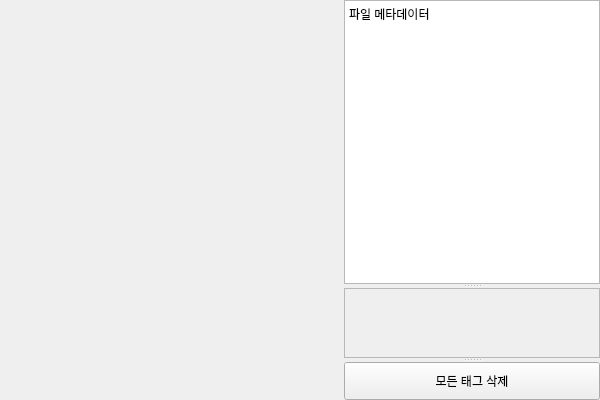
The window that ui/file_detail_content_widget.ui (Yamang02/PYQT5_FileTagger) describes before a commit, drawn with Qt 5.
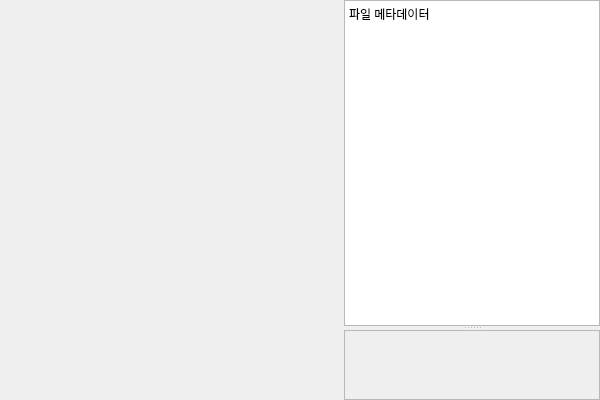
The same window after the commit.

Commit message:
feat: 태그 저장 버튼/파일상세 일괄삭제 버튼 제거 및 태그칩 동기화 구조 개선
- 개별 태깅 패널의 태그 저장 버튼 완전 제거 및 관련 코드 정리
- 파일 상세 정보 패널의 '모든 태그 삭제' 버튼 완전 제거 및 관련 코드 정리
- TagControlWidget <-> FileDetailWidget 태그칩 동기화: 태그 변경 시 양방향 시그널 구조로 항상 최신 상태 유지
- 일괄삭제 다이얼로그 내 TagChip x버튼 클릭 시, 선택 파일 전체에서 해당 태그 즉시 삭제 및 UI 반영
- 모든 디버그/print/logger.debug 로그 일괄 삭제

Patch:
```diff
--- a/ui/file_detail_content_widget.ui
+++ b/ui/file_detail_content_widget.ui
@@ -97,11 +97,6 @@
        </layout>
       </widget>
      </widget>
-     <widget class="QPushButton" name="clear_all_tags_button">
-      <property name="text">
-       <string>모든 태그 삭제</string>
-      </property>
-     </widget>
     </widget>
    </item>
   </layout>
```
The commit also changes 11 other files.
